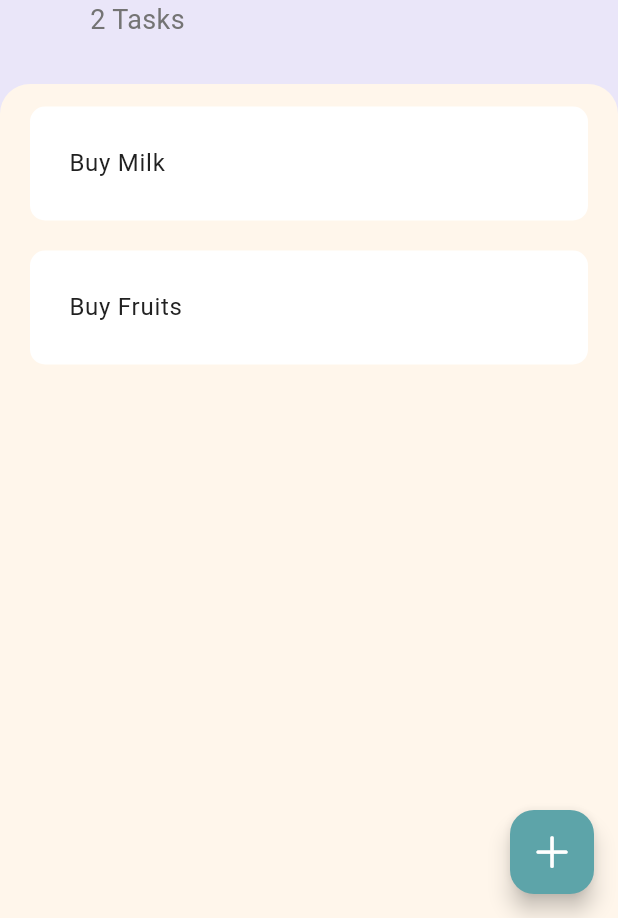
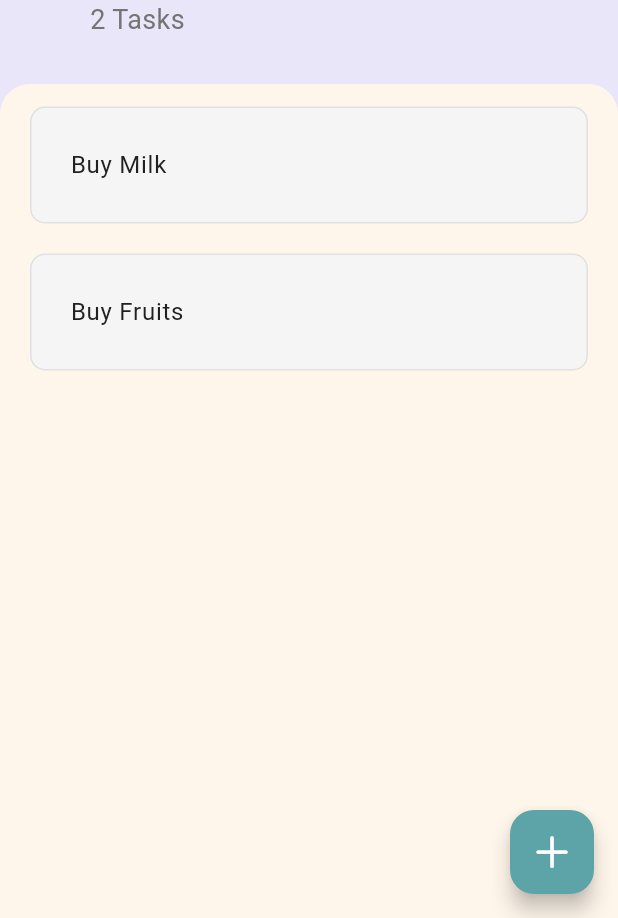
Before and after one commit to PrpCena/tasky, a Flutter app: the screen it shows after launch, on a phone screen of 412 x 824 dp, the part 318-1236 px from its top. Run offline on Flutter 3.47's test engine with Material 3 defaults, Android fonts, the phone set to English and light mode, and no system bars.

Commit message:
Centralize color palette into a dedicated colors.dart file

```diff
--- /dev/null
+++ b/devtools_options.yaml
@@ -0,0 +1,3 @@
+description: This file stores settings for Dart & Flutter DevTools.
+documentation: https://docs.flutter.dev/tools/devtools/extensions#configure-extension-enablement-states
+extensions:
--- a/lib/components/task_list.dart
+++ b/lib/components/task_list.dart
@@ -1,4 +1,5 @@
 import 'package:flutter/material.dart';
+import 'package:tasky/themes/colors.dart';
 import 'task_tile.dart';
 import 'package:provider/provider.dart';
 import 'package:tasky/models/task_data.dart';
@@ -15,11 +16,13 @@ class TaskList extends StatelessWidget {
               padding: const EdgeInsets.symmetric(vertical: 10, horizontal: 10),
               margin: const EdgeInsets.symmetric(vertical: 10, horizontal: 20),
               decoration: BoxDecoration(
-                color: const Color(0xFFFFFFFF), // White background for task
+                color: AppColors.taskCardBackground,
                 borderRadius: BorderRadius.circular(10),
+                border: Border.all(color: AppColors.border),
               ),
               child: TaskTile(
-                  task: Provider.of<TaskData>(context).taskList[index]),
+                task: Provider.of<TaskData>(context).taskList[index],
+              ),
             );
           },
         ),
--- a/lib/components/task_tile.dart
+++ b/lib/components/task_tile.dart
@@ -1,4 +1,5 @@
 import 'package:flutter/material.dart';
+import 'package:tasky/themes/colors.dart';
 import 'package:provider/provider.dart';
 import 'package:tasky/models/task.dart';
 import 'package:tasky/models/task_data.dart';
@@ -20,7 +21,7 @@ class _TaskTileState extends State<TaskTile> {
   void initState() {
     super.initState();
     newTitle = widget.task.taskTitle ?? '';
-    if (newTitle == '') {
+    if (newTitle.isEmpty) {
       editMode = true;
     }
   }
@@ -28,16 +29,16 @@ class _TaskTileState extends State<TaskTile> {
   Widget titleMode() {
     return editMode
         ? TextFormField(
-            style: const TextStyle(color: Color(0xFF212121)),
+            style: const TextStyle(color: AppColors.taskText),
             initialValue: widget.task.taskTitle,
             autofocus: true,
             onChanged: (value) => newTitle = value,
             onTapOutside: (value) {
               String title = newTitle.trim();
               setState(() {
-                if (title != '') {
+                if (title.isNotEmpty) {
                   widget.task.setTaskTitle(title);
-                } else if (widget.task.taskTitle == '') {
+                } else {
                   Provider.of<TaskData>(context, listen: false)
                       .removeTaskByObject(widget.task);
                 }
@@ -48,7 +49,9 @@ class _TaskTileState extends State<TaskTile> {
         : Text(
             widget.task.taskTitle ?? '',
             style: TextStyle(
-              color: const Color(0xFF212121),
+              color: widget.task.isTaskDone
+                  ? AppColors.completedTaskText
+                  : AppColors.taskText,
               decoration:
                   widget.task.isTaskDone ? TextDecoration.lineThrough : null,
             ),
@@ -68,6 +71,7 @@ class _TaskTileState extends State<TaskTile> {
       }),
       child: ListTile(
         title: titleMode(),
-        ));
+      ),
+    );
   }
 }
--- a/lib/models/task.dart
+++ b/lib/models/task.dart
@@ -1,5 +1,5 @@
 class Task {
-  String? _taskTitle;
+  String _taskTitle;
   bool _isTaskDone = false;
 
   Task(String taskTitle) : _taskTitle = taskTitle;
@@ -7,7 +7,7 @@ class Task {
   String? get taskTitle => _taskTitle;
   bool get isTaskDone => _isTaskDone;
 
-  void setTaskTitle(String? taskTitle) {
+  void setTaskTitle(String taskTitle) {
     _taskTitle = taskTitle;
   }
 
--- a/lib/screens/task_screen.dart
+++ b/lib/screens/task_screen.dart
@@ -3,6 +3,7 @@ import 'package:flutter/material.dart';
 import 'package:provider/provider.dart';
 import 'package:tasky/components/task_list.dart';
 import 'package:tasky/models/task_data.dart';
+import 'package:tasky/themes/colors.dart';
 
 class TaskScreen extends StatefulWidget {
   const TaskScreen({super.key});
@@ -18,15 +19,15 @@ class _TaskScreenState extends State<TaskScreen> {
       floatingActionButton: FloatingActionButton(
         onPressed: () =>
             Provider.of<TaskData>(context, listen: false).addTask(''),
-        backgroundColor: const Color(0xFF5DA4A9),
-        foregroundColor: const Color(0xFFFFFFFF),
+        backgroundColor: AppColors.primary,
+        foregroundColor: AppColors.iconForeground,
         child: const Icon(
           CupertinoIcons.plus,
-          color: Color(0xFFFFFFFF),
+          color: AppColors.iconForeground,
           size: 30,
         ),
       ),
-      backgroundColor: const Color(0xFFEAE6F9),
+      backgroundColor: AppColors.accent,
       body: Column(
         crossAxisAlignment: CrossAxisAlignment.start,
         children: [
@@ -38,17 +39,17 @@ class _TaskScreenState extends State<TaskScreen> {
               children: [
                 const CircleAvatar(
                   radius: 30,
-                  backgroundColor: Color(0xFF5DA4A9),
+                  backgroundColor: AppColors.circleAvatarBackground,
                   child: Icon(
                     Icons.list,
-                    color: Color(0xFFEAE6F9),
+                    color: AppColors.iconBackground,
                     size: 40,
                   ),
                 ),
                 const Text(
                   'Tasky',
                   style: TextStyle(
-                    color: Color(0xFF2D2A32),
+                    color: AppColors.headerText,
                     fontSize: 50,
                     fontWeight: FontWeight.bold,
                   ),
@@ -56,7 +57,7 @@ class _TaskScreenState extends State<TaskScreen> {
                 Text(
                   '${Provider.of<TaskData>(context).getTaskListLength()} Tasks',
                   style: const TextStyle(
-                    color: Color(0xFF747474),
+                    color: AppColors.taskCountText,
                     fontSize: 18,
                   ),
                 )
@@ -67,14 +68,15 @@ class _TaskScreenState extends State<TaskScreen> {
             child: Container(
               padding: const EdgeInsets.only(top: 5),
               decoration: const BoxDecoration(
-                color: Color(0xFFFFF6EB),
+                color: AppColors.secondaryBackground,
                 borderRadius: BorderRadius.only(
-                    topRight: Radius.circular(20),
-                    topLeft: Radius.circular(20)),
+                  topRight: Radius.circular(20),
+                  topLeft: Radius.circular(20),
+                ),
               ),
               child: TaskList(),
             ),
-          )
+          ),
         ],
       ),
     );
--- /dev/null
+++ b/lib/themes/colors.dart
@@ -0,0 +1,22 @@
+import 'package:flutter/material.dart';
+
+class AppColors {
+  static const Color primary = Color(0xFF5DA4A9); // Main accent color
+  static const Color background = Color(0xFFFFFFFF); // White background
+  static const Color taskText = Color(0xFF212121); // Task text color
+  static const Color completedTaskText =
+      Color(0xFF9E9E9E); // Gray for completed tasks
+  static const Color taskCardBackground =
+      Color(0xFFF5F5F5); // Slightly off-white for task cards
+  static const Color border = Color(0xFFE0E0E0); // Light gray for borders
+  static const Color error = Color(0xFFE57373); // Red for error states
+  static const Color accent = Color(0xFFEAE6F9); // Background color
+  static const Color secondaryBackground =
+      Color(0xFFFFF6EB); // Task section background
+  static const Color taskCountText = Color(0xFF747474); // Subtle text color
+  static const Color headerText = Color(0xFF2D2A32); // Dark text color
+  static const Color iconForeground = Color(0xFFFFFFFF); // Icon color
+  static const Color circleAvatarBackground =
+      Color(0xFF5DA4A9); // Circle avatar background
+  static const Color iconBackground = Color(0xFFEAE6F9); // Icon background
+}
--- a/pubspec.yaml
+++ b/pubspec.yaml
@@ -32,6 +32,7 @@ dependencies:
     sdk: flutter
   cupertino_icons: ^1.0.8
   provider: ^6.1.2
+  flutter_slidable: ^3.1.1
 
 dev_dependencies:
   flutter_test:
```
Also changed, not shown: pubspec.lock. Lines whose indentation alone changed are shown as unchanged.
